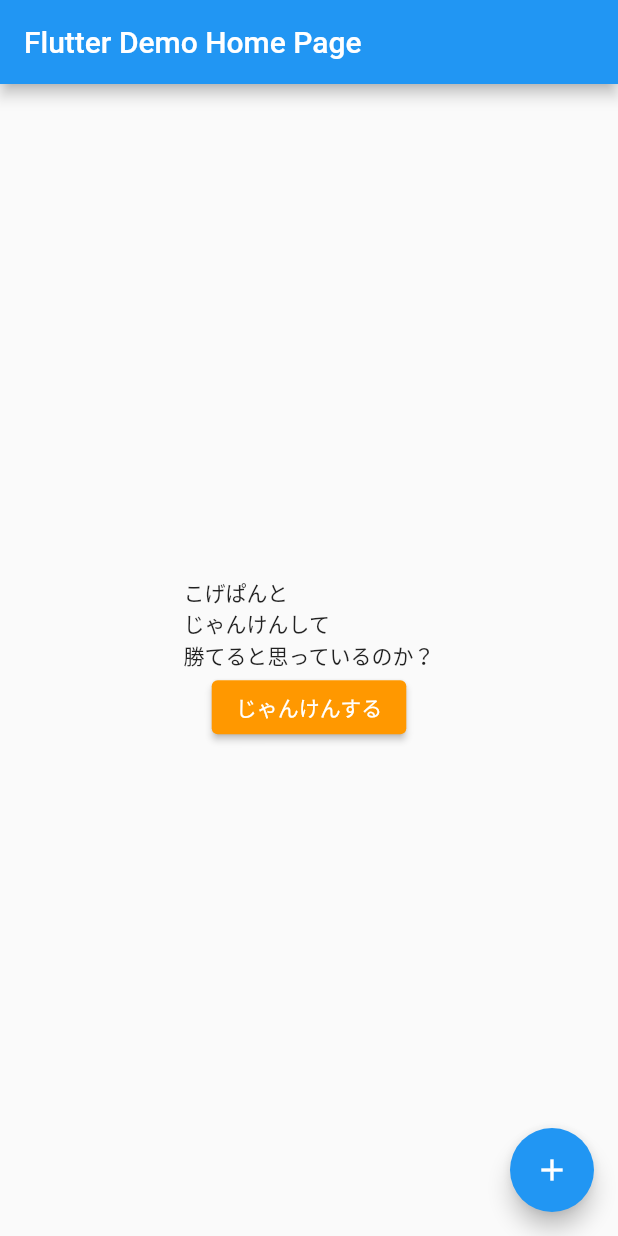
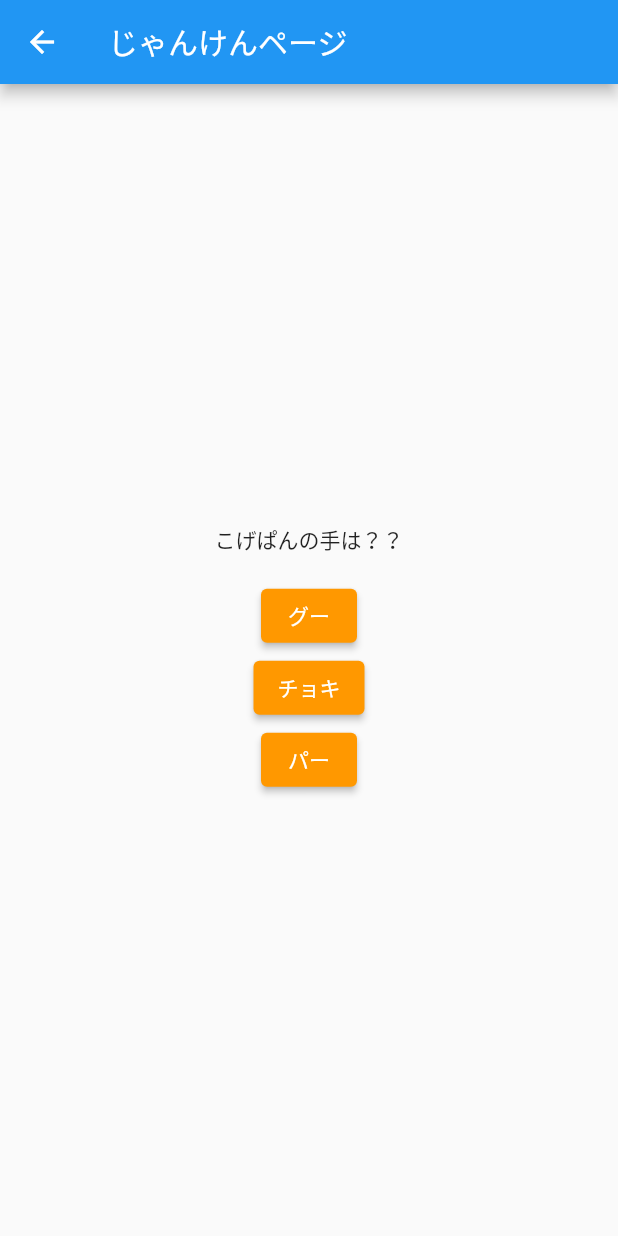
Before and after one commit to kogepan159/flutter_janken, a Flutter app: the screen it shows after launch, after a tap on "じゃんけんする", on a phone screen of 412 x 824 dp. Run offline on Flutter 3.47's test engine with Material 2 defaults, Android fonts, the phone set to English and light mode, and no system bars.

Commit message:
即席じゃんけんゲーム

```diff
--- a/lib/answer.dart
+++ b/lib/answer.dart
@@ -0,0 +1,158 @@
+import 'package:flutter/cupertino.dart';
+import 'package:flutter/material.dart';
+import 'dart:math' as math;
+
+class AnswerPage extends StatefulWidget {
+  AnswerPage({Key key}) : super(key: key);
+  @override
+  _AnswerPageState createState() => _AnswerPageState();
+}
+
+class _AnswerPageState extends State<AnswerPage> {
+  String _answer = "";
+  String _answer2 = "";
+  bool _isAnswer = false;
+  bool _isWin = false;
+
+  void _guAnswer() {
+    setState(() {
+      _isAnswer = true;
+      var rand = new math.Random();
+      if (rand.nextInt(10) == 1) {
+        _answer = "チョキ";
+        _answer2 = "であなたの勝ちです";
+        _isWin = true;
+      } else {
+        _answer = "パー";
+        _answer2 = "であなたの負けです";
+        _isWin = false;
+      }
+    });
+  }
+
+  void _chokiAnswer() {
+    setState(() {
+      _isAnswer = true;
+      var rand = new math.Random();
+      if (rand.nextInt(10) == 1) {
+        _answer = "パー";
+        _answer2 = "であなたの勝ちです";
+        _isWin = true;
+      } else {
+        _answer = "グー";
+        _answer2 = "であなたの負けです";
+        _isWin = false;
+      }
+    });
+  }
+
+  void _paAnswer() {
+    setState(() {
+      _isAnswer = true;
+      var rand = new math.Random();
+      if (rand.nextInt(10) == 1) {
+        _answer = "グー";
+        _answer2 = "であなたの勝ちです";
+        _isWin = true;
+      } else {
+        _answer = "チョキ";
+        _answer2 = "であなたの負けです";
+        _isWin = false;
+      }
+    });
+  }
+
+  @override
+  Widget build(BuildContext context) {
+    // This method is rerun every time setState is called, for instance as done
+    // by the _incrementCounter method above.
+    //
+    // The Flutter framework has been optimized to make rerunning build methods
+    // fast, so that you can just rebuild anything that needs updating rather
+    // than having to individually change instances of widgets.
+    return Scaffold(
+      appBar: AppBar(
+        // Here we take the value from the MyHomePage object that was created by
+        // the App.build method, and use it to set our appbar title.
+        title: Text("じゃんけんページ"),
+      ),
+      body: Center(
+        // Center is a layout widget. It takes a single child and positions it
+        // in the middle of the parent.
+        child: Column(
+          mainAxisAlignment: MainAxisAlignment.center,
+          children: _isAnswer ? answerWidget() :  notAnswerWidget()
+        ),
+      )// This trailing comma makes auto-formatting nicer for build methods.
+    );
+  }
+
+  List<Widget> notAnswerWidget() {
+
+    return <Widget>[
+      Text(
+          "こげぱんの手は？？"
+      ),
+      Text(
+        _answer,
+      ),
+      ElevatedButton(
+        child: const Text('グー'),
+        style: ElevatedButton.styleFrom(
+          primary: Colors.orange,
+          onPrimary: Colors.white,
+        ),
+        onPressed: _guAnswer,
+      ),
+      ElevatedButton(
+        child: const Text('チョキ'),
+        style: ElevatedButton.styleFrom(
+          primary: Colors.orange,
+          onPrimary: Colors.white,
+        ),
+        onPressed: _chokiAnswer,
+      ),
+      ElevatedButton(
+        child: const Text('パー'),
+        style: ElevatedButton.styleFrom(
+          primary: Colors.orange,
+          onPrimary: Colors.white,
+        ),
+        onPressed: _paAnswer,
+      ),
+    ];
+
+  }
+
+
+  List<Widget> answerWidget() {
+
+    return <Widget>[
+      Text(
+          "こげぱんの手は？？"
+      ),
+      Text(
+        _answer,
+        style: TextStyle(
+          fontWeight: FontWeight.bold,
+          fontSize: 20,
+          color: _isWin ? Colors.red : Colors.blue,
+        ),
+      ),
+      Text(
+        _answer2,
+      ),
+      ElevatedButton(
+        child: const Text('ホーム戻る'),
+        style: ElevatedButton.styleFrom(
+          primary: Colors.orange,
+          onPrimary: Colors.white,
+        ),
+        onPressed: () {
+          Navigator.of(context).pop(true);
+        },
+      )
+    ];
+
+  }
+}
--- a/lib/main.dart
+++ b/lib/main.dart
@@ -1,4 +1,5 @@
 import 'package:flutter/material.dart';
+import 'package:flutter_janken/answer.dart';
 
 void main() {
   runApp(MyApp());
@@ -103,16 +104,16 @@ class _MyHomePageState extends State<MyHomePage> {
                 onPrimary: Colors.white,
               ),
               onPressed: () {
-
+                Navigator.push(
+                  context,
+                  MaterialPageRoute(
+                    builder: (BuildContext context) => AnswerPage(),
+                  ),
+                );
               },
             ),
           ],
         ),
-      ),
-      floatingActionButton: FloatingActionButton(
-        onPressed: _incrementCounter,
-        tooltip: 'Increment',
-        child: Icon(Icons.add),
       ), // This trailing comma makes auto-formatting nicer for build methods.
     );
   }
```
